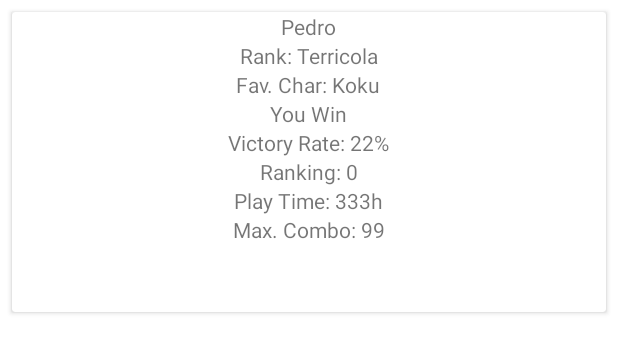
After one commit to EllieStuff/Android_GameCompanion_DBFighterZ, an Android app: the layout item_news.xml on its own in the app's theme, with its tools: preview values and no code run, on a phone screen of 412 x 824 dp. The commit adds this screen. Shown: the top 353 px of the screen. Run offline under Robolectric (Android 15) with nearby library versions, the phone set to English and light mode, and no system bars.

Commit message:
Noticias ya tiene cara y ojos

```diff
--- a/app/src/main/res/layout/fragment_news.xml
+++ b/app/src/main/res/layout/fragment_news.xml
@@ -23,6 +23,7 @@
             android:textAlignment="center"
             />
 
+        <!--
         <Button
             android:id="@+id/searchButton"
             android:layout_width="45dp"
@@ -38,6 +39,7 @@
             android:layout_alignParentEnd="false"
             android:layout_marginLeft="310dp"
             />
+            -->
 
     </RelativeLayout>
 
--- /dev/null
+++ b/app/src/main/res/layout/item_news.xml
@@ -0,0 +1,66 @@
+<?xml version="1.0" encoding="utf-8"?>
+<androidx.cardview.widget.CardView
+    xmlns:android="http://schemas.android.com/apk/res/android"
+    xmlns:tools="http://schemas.android.com/tools"
+    android:layout_width="match_parent"
+    android:layout_margin="8dp"
+    android:layout_height="200dp">
+
+    <LinearLayout
+        android:layout_width="match_parent"
+        android:layout_height="wrap_content"
+        android:gravity="center"
+        android:orientation="vertical">
+
+        <TextView
+            android:id="@+id/usernameTextView"
+            android:layout_width="wrap_content"
+            android:layout_height="wrap_content"
+            tools:text="Pedro"
+            />
+
+        <TextView
+            android:id="@+id/rankTextView"
+            android:layout_width="wrap_content"
+            android:layout_height="wrap_content"
+            tools:text="Rank: Terricola"
+            />
+        <TextView
+            android:id="@+id/favCharTextView"
+            android:layout_width="wrap_content"
+            android:layout_height="wrap_content"
+            tools:text="Fav. Char: Koku"
+            />
+        <TextView
+            android:id="@+id/victoryTextView"
+            android:layout_width="wrap_content"
+            android:layout_height="wrap_content"
+            tools:text="You Win"
+            />
+        <TextView
+            android:id="@+id/victoryRateTextView"
+            android:layout_width="wrap_content"
+            android:layout_height="wrap_content"
+            tools:text="Victory Rate: 22%"
+            />
+        <TextView
+            android:id="@+id/rankingTextView"
+            android:layout_width="wrap_content"
+            android:layout_height="wrap_content"
+            tools:text="Ranking: 0"
+            />
+        <TextView
+            android:id="@+id/playTimeTextView"
+            android:layout_width="wrap_content"
+            android:layout_height="wrap_content"
+            tools:text="Play Time: 333h"
+            />
+        <TextView
+            android:id="@+id/maxComboTextView"
+            android:layout_width="wrap_content"
+            android:layout_height="wrap_content"
+            tools:text="Max. Combo: 99"
+            />
+    </LinearLayout>
+
+</androidx.cardview.widget.CardView>
```
Also changed, not shown: app/src/main/java/com/example/dragonballfigtherzcompanion/adapter/NewsAdapter.kt (+16 -3 lines), app/src/main/java/com/example/dragonballfigtherzcompanion/fragments/NewsFragment.kt (+19 -12 lines), app/src/main/java/com/example/dragonballfigtherzcompanion/model/News.kt (+9 -2 lines).
